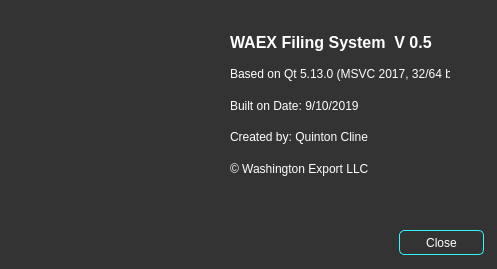
qrcline/WAEX_File_Organizer, file WaExport/aboutwindow.ui: the form before one commit.
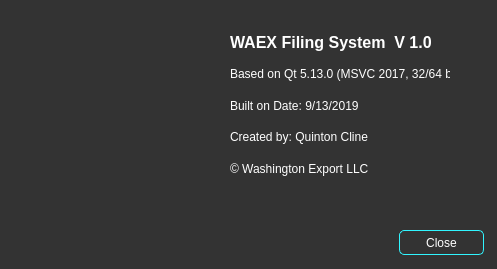
The form after the commit.

```diff
--- a/WaExport/aboutwindow.ui
+++ b/WaExport/aboutwindow.ui
@@ -92,7 +92,7 @@
        <string notr="true">color: rgb(255, 255, 255);</string>
       </property>
       <property name="text">
-       <string>WAEX Filing System  V 0.5</string>
+       <string>WAEX Filing System  V 1.0</string>
       </property>
      </widget>
     </item>
@@ -112,7 +112,7 @@
        <string notr="true">color: rgb(255, 255, 255);</string>
       </property>
       <property name="text">
-       <string>Built on Date: 9/10/2019</string>
+       <string>Built on Date: 9/13/2019</string>
       </property>
      </widget>
     </item>
```
